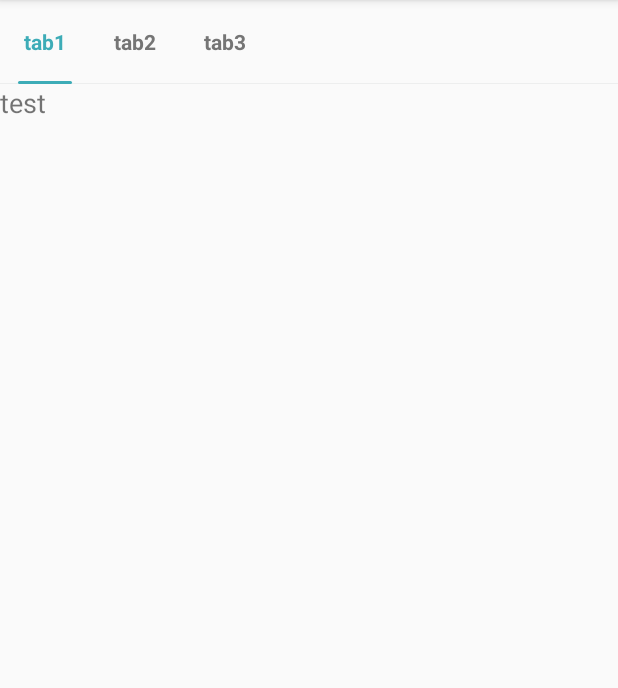
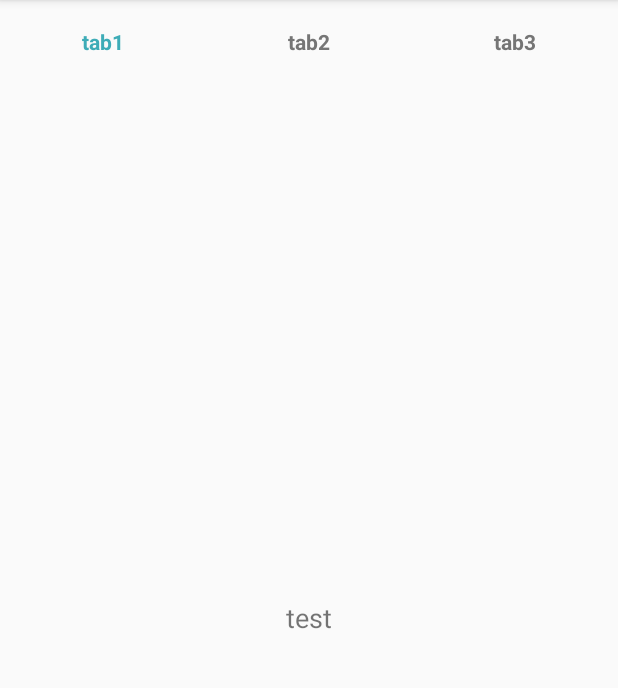
Before and after one commit to 24KWYL/MyTabLayout-NoPreViewPager, an Android app: the screen it shows after launch (MainActivity), on a phone screen of 412 x 824 dp, the part 84-772 px from its top. Run offline under Robolectric (Android 15) with nearby library versions, the phone set to English and light mode, and no system bars.

Commit message:
优化tab适配

```diff
--- a/app/src/main/java/wyl/kobe/com/mytablayout/BaseViewPager.java
+++ b/app/src/main/java/wyl/kobe/com/mytablayout/BaseViewPager.java
@@ -42,7 +42,7 @@ import java.util.Comparator;
 import java.util.List;
 
 /**
- * Description: 重写v4包下的ViewPager 取消预加载功能
+ *  重写v4包下的ViewPager 取消预加载功能
  */
 
 public class BaseViewPager extends ViewGroup {
--- a/app/src/main/java/wyl/kobe/com/mytablayout/MainActivity.java
+++ b/app/src/main/java/wyl/kobe/com/mytablayout/MainActivity.java
@@ -19,6 +19,7 @@ public class MainActivity extends AppCompatActivity {
         super.onCreate(savedInstanceState);
         setContentView(R.layout.activity_main);
         myTabLayout = findViewById(R.id.tab_layout);
+        myTabLayout.setShouldExpand(true);
         viewPager = findViewById(R.id.view_pager);
         fragments.add(MyFragment.newInstance());
         fragments.add(MyFragment.newInstance());
--- a/app/src/main/java/wyl/kobe/com/mytablayout/MyTabLayout.java
+++ b/app/src/main/java/wyl/kobe/com/mytablayout/MyTabLayout.java
@@ -30,7 +30,7 @@ import java.util.Locale;
 public class MyTabLayout extends HorizontalScrollView {
 
     public interface IconTabProvider {
-        public int getPageIconResId(int position);
+        int getPageIconResId(int position);
     }
 
     // @formatter:off
@@ -65,9 +65,8 @@ public class MyTabLayout extends HorizontalScrollView {
     private int scrollOffset = 52;
     private int indicatorHeight = 2; //选中item下划线高度
     private int underlineHeight = 1;//默认下划线背景高度
-    private int dividerPadding = 12;//item分割线padding
+    private int dividerPadding = 0;//item分割线padding
     private int tabPadding = 16;
-    private int dividerWidth = 0; //item分割线宽度
 
     private int tabTextSize = 14; //默认字体大小
     private int tabTextColor = 0xFF757575; //默认字体颜色
@@ -78,6 +77,9 @@ public class MyTabLayout extends HorizontalScrollView {
     private int tabTypefaceStyle = Typeface.BOLD; //字体样式
     private int itemWidth = 0;//默认item宽度
     private int lastScrollX = 0;
+
+    private int height = 0;
+    private int tabWidth = 0;//宽度
 
     private Locale locale;
 
@@ -106,7 +108,7 @@ public class MyTabLayout extends HorizontalScrollView {
         underlineHeight = (int) TypedValue.applyDimension(TypedValue.COMPLEX_UNIT_DIP, underlineHeight, dm);
         dividerPadding = (int) TypedValue.applyDimension(TypedValue.COMPLEX_UNIT_DIP, dividerPadding, dm);
         tabPadding = (int) TypedValue.applyDimension(TypedValue.COMPLEX_UNIT_DIP, tabPadding, dm);
-        dividerWidth = (int) TypedValue.applyDimension(TypedValue.COMPLEX_UNIT_DIP, dividerWidth, dm);
+//        dividerWidth = (int) TypedValue.applyDimension(TypedValue.COMPLEX_UNIT_DIP, dividerWidth, dm);
         tabTextSize = (int) TypedValue.applyDimension(TypedValue.COMPLEX_UNIT_SP, tabTextSize, dm);
 
         TypedArray a = context.obtainStyledAttributes(attrs, ATTRS);
@@ -115,10 +117,14 @@ public class MyTabLayout extends HorizontalScrollView {
         rectPaint = new Paint();
         rectPaint.setAntiAlias(true);
         rectPaint.setStyle(Paint.Style.FILL);
+        //选中item下划线颜色
+        rectPaint.setColor(indicatorColor);
 
         dividerPaint = new Paint();
         dividerPaint.setAntiAlias(true);
-        dividerPaint.setStrokeWidth(dividerWidth);
+//        dividerPaint.setStrokeWidth(dividerWidth);
+        //默认底部下划线颜色
+        dividerPaint.setColor(underlineColor);
 
         defaultTabLayoutParams =
                 new LinearLayout.LayoutParams(LayoutParams.WRAP_CONTENT, LayoutParams.MATCH_PARENT);
@@ -127,6 +133,39 @@ public class MyTabLayout extends HorizontalScrollView {
         if (locale == null) {
             locale = getResources().getConfiguration().locale;
         }
+    }
+
+    @Override
+    public void onWindowFocusChanged(boolean hasWindowFocus) {
+        super.onWindowFocusChanged(hasWindowFocus);
+        height = getHeight();
+        tabWidth = tabsContainer.getWidth();
+    }
+
+    @Override
+    protected void onDraw(Canvas canvas) {
+        super.onDraw(canvas);
+        if (isInEditMode() || tabCount == 0) {
+            return;
+        }
+        canvas.drawRect(0, height - underlineHeight, tabWidth, height, dividerPaint);
+        //选中tab
+        TextView currentTab = (TextView) tabsContainer.getChildAt(currentPosition);
+        float textWidth = currentTab.getPaint().measureText(currentTab.getText().toString());
+        float lineLeft = (currentTab.getLeft() + currentTab.getRight() - textWidth) / 2;
+        float lineRight = (currentTab.getLeft() + currentTab.getRight() + textWidth) / 2;
+        // 计算位移
+        if (currentPositionOffset > 0f && currentPosition < tabCount - 1) {
+            TextView nextTab = (TextView) tabsContainer.getChildAt(currentPosition + 1);
+            float nextWidth = nextTab.getPaint().measureText(nextTab.getText().toString());
+            final float nextTabLeft = (nextTab.getLeft() + nextTab.getRight() - nextWidth) / 2;
+            final float nextTabRight = (nextTab.getLeft() + nextTab.getRight() + nextWidth) / 2;
+            lineLeft = (currentPositionOffset * nextTabLeft + (1f - currentPositionOffset) * lineLeft);
+            lineRight = (currentPositionOffset * nextTabRight + (1f - currentPositionOffset) * lineRight);
+        }
+        //画indicator
+        RectF rectF = new RectF(lineLeft + dividerPadding, height - indicatorHeight, lineRight - dividerPadding, height);
+        canvas.drawRoundRect(rectF, 8, 8, rectPaint);
     }
 
     /**
@@ -263,38 +302,6 @@ public class MyTabLayout extends HorizontalScrollView {
         }
     }
 
-    @Override
-    protected void onDraw(Canvas canvas) {
-        super.onDraw(canvas);
-        if (isInEditMode() || tabCount == 0) {
-            return;
-        }
-        final int height = getHeight();
-        //默认底部下划线颜色
-        rectPaint.setColor(underlineColor);
-        canvas.drawRect(0, height - underlineHeight, tabsContainer.getWidth(), height, rectPaint);
-        //选中item下划线颜色
-        rectPaint.setColor(indicatorColor);
-        // default: line below current tab
-        View currentTab = tabsContainer.getChildAt(currentPosition);
-        float lineLeft = currentTab.getLeft();
-        float lineRight = currentTab.getRight();
-        float paddingLeft = currentTab.getPaddingLeft();
-        float paddingRight = currentTab.getPaddingRight();
-        // if there is an offset, start interpolating left and right coordinates between current and next tab
-        if (currentPositionOffset > 0f && currentPosition < tabCount - 1) {
-            View nextTab = tabsContainer.getChildAt(currentPosition + 1);
-            final float nextTabLeft = nextTab.getLeft();
-            final float nextTabRight = nextTab.getRight();
-            lineLeft = (currentPositionOffset * nextTabLeft + (1f - currentPositionOffset) * lineLeft);
-            lineRight = (currentPositionOffset * nextTabRight + (1f - currentPositionOffset) * lineRight);
-        }
-        RectF rectF = new RectF(lineLeft + dividerPadding, height - indicatorHeight, lineRight - dividerPadding, height);
-        //选中底部下划线描绘
-//        canvas.drawRect(lineLeft + paddingLeft, height - indicatorHeight, lineRight - paddingRight, height, rectPaint);
-        canvas.drawRoundRect(rectF, 8, 8, rectPaint);
-    }
-
     public class PageListener implements BaseViewPager.OnPageChangeListener {
 
         @Override
@@ -302,8 +309,7 @@ public class MyTabLayout extends HorizontalScrollView {
             currentPosition = position;
             currentPositionOffset = positionOffset;
 
-            scrollToChild(position,
-                    (int) (positionOffset * tabsContainer.getChildAt(position).getWidth()));
+            scrollToChild(position, (int) (positionOffset * tabsContainer.getChildAt(position).getWidth()));
 
             invalidate();
 
@@ -407,7 +413,7 @@ public class MyTabLayout extends HorizontalScrollView {
 
     public void setShouldExpand(boolean shouldExpand) {
         this.shouldExpand = shouldExpand;
-        notifyDataSetChanged();
+//        notifyDataSetChanged();
     }
 
     public boolean getShouldExpand() {
--- a/app/src/main/res/layout/layout_item.xml
+++ b/app/src/main/res/layout/layout_item.xml
@@ -1,5 +1,5 @@
 <?xml version="1.0" encoding="utf-8"?>
-<android.support.constraint.ConstraintLayout xmlns:android="http://schemas.android.com/apk/res/android"
+<FrameLayout xmlns:android="http://schemas.android.com/apk/res/android"
     android:layout_width="match_parent"
     android:layout_height="match_parent">
 
@@ -7,7 +7,7 @@
         android:id="@+id/tv"
         android:layout_width="wrap_content"
         android:layout_height="wrap_content"
-        android:gravity="center"
+        android:layout_gravity="center"
         android:text="test"
         android:textSize="18sp" />
-</android.support.constraint.ConstraintLayout>
+</FrameLayout>
--- a/build.gradle
+++ b/build.gradle
@@ -7,7 +7,7 @@ buildscript {
         jcenter()
     }
     dependencies {
-        classpath 'com.android.tools.build:gradle:3.0.1'
+        classpath 'com.android.tools.build:gradle:3.3.1'
 
 
         // NOTE: Do not place your application dependencies here; they belong
```
Also changed, not shown: gradle/wrapper/gradle-wrapper.properties.
